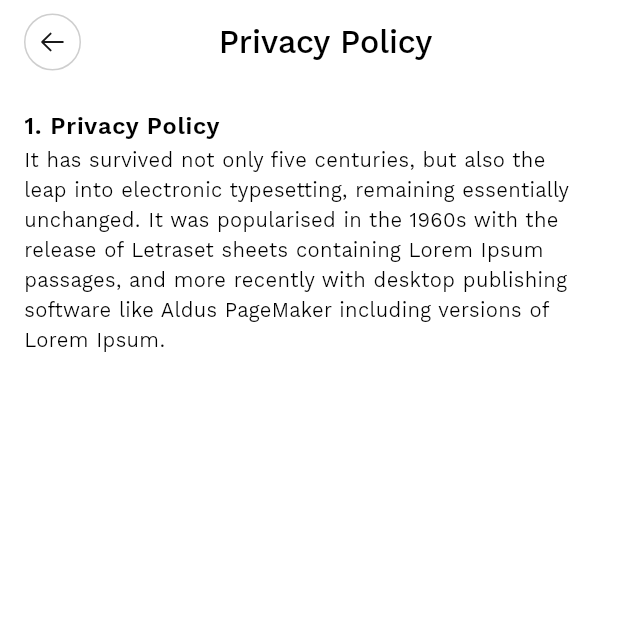
After one commit to chornthorn/zalada_flutter, a Flutter app: the PrivacyPolicyPage screen opened by its route, on a phone screen of 412 x 824 dp, the top half of it. The commit adds this screen. Run offline on Flutter 3.47's test engine with Material 3 defaults, Android fonts, the phone set to English and light mode, and no system bars; our stand-ins replace carousel_slider, flutter_svg, go_router, percent_indicator, phosphor_flutter, pin_code_fields; network calls fail.

Commit message:
Update profile page

```diff
--- /dev/null
+++ b/lib/modules/profile/presenter/privacy_policy_page.dart
@@ -0,0 +1,44 @@
+import 'package:flutter/material.dart';
+import 'package:zalada_flutter/shared/spacing/app_spacing.dart';
+import 'package:zalada_flutter/shared/widgets/custom_app_bar.dart';
+
+class PrivacyPolicyPage extends StatefulWidget {
+  const PrivacyPolicyPage({super.key});
+
+  static const routePath = '/privacy-policy-page';
+
+  @override
+  State<PrivacyPolicyPage> createState() => _PrivacyPolicyPageState();
+}
+
+class _PrivacyPolicyPageState extends State<PrivacyPolicyPage> {
+  @override
+  Widget build(BuildContext context) {
+    return Scaffold(
+      appBar: CustomAppBar(title: 'Privacy Policy'),
+      body: Padding(
+        padding: const EdgeInsets.symmetric(
+          horizontal: AppSpacing.lg,
+          vertical: 16.0,
+        ),
+        child: Column(
+          crossAxisAlignment: CrossAxisAlignment.start,
+          children: [
+            Text(
+              '1. Privacy Policy',
+              style: Theme.of(context).textTheme.bodyLarge!.copyWith(
+                    fontWeight: FontWeight.w600,
+                  ),
+            ),
+            Text(
+              "It has survived not only five centuries, but also the leap into electronic typesetting, remaining essentially unchanged. It was popularised in the 1960s with the release of Letraset sheets containing Lorem Ipsum passages, and more recently with desktop publishing software like Aldus PageMaker including versions of Lorem Ipsum.",
+              style: Theme.of(context).textTheme.bodyMedium!.copyWith(
+                    fontWeight: FontWeight.w400,
+                  ),
+            ),
+          ],
+        ),
+      ),
+    );
+  }
+}
--- a/lib/router/router_app.dart
+++ b/lib/router/router_app.dart
@@ -1,4 +1,5 @@
 import 'package:go_router/go_router.dart';
+import 'package:zalada_flutter/modules/authentication/change_password/page/change_password_page.dart';
 import 'package:zalada_flutter/modules/authentication/forget_password/page/forget_password_page.dart';
 import 'package:zalada_flutter/modules/authentication/login/pages/login_page.dart';
 import 'package:zalada_flutter/modules/authentication/new_password/page/new_password.dart';
@@ -10,9 +11,11 @@ import 'package:zalada_flutter/modules/orders/presenter/orders_page.dart';
 import 'package:zalada_flutter/modules/orders/presenter/payment_method_page.dart';
 import 'package:zalada_flutter/modules/orders/presenter/shipping_page.dart';
 import 'package:zalada_flutter/modules/product/presenter/product_detail_page.dart';
+import 'package:zalada_flutter/modules/profile/presenter/about_page.dart';
 import 'package:zalada_flutter/modules/profile/presenter/add_payment_page.dart';
 import 'package:zalada_flutter/modules/profile/presenter/edite_profile_page.dart';
 import 'package:zalada_flutter/modules/profile/presenter/payment_method.dart';
+import 'package:zalada_flutter/modules/profile/presenter/privacy_policy_page.dart';
 import 'package:zalada_flutter/modules/splash/splash_page.dart';
 
 class AppRouter {
@@ -82,6 +85,18 @@ class AppRouter {
         path: AddPaymentPage.routePath,
         builder: (context, state) => AddPaymentPage(),
       ),
+      GoRoute(
+        path: ChangePasswordPage.routePath,
+        builder: (context, state) => ChangePasswordPage(),
+      ),
+      GoRoute(
+        path: AboutPage.routePath,
+        builder: (context, state) => AboutPage(),
+      ),
+      GoRoute(
+        path: PrivacyPolicyPage.routePath,
+        builder: (context, state) => PrivacyPolicyPage(),
+      ),
     ],
   );
 }
--- a/pubspec.yaml
+++ b/pubspec.yaml
@@ -19,7 +19,7 @@ dependencies:
   pin_code_fields: ^8.0.1
   slide_countdown: ^1.5.2
   flutter_staggered_grid_view: ^0.7.0
-  google_maps_flutter: ^2.5.3
+#  google_maps_flutter: ^2.5.3
 
 dev_dependencies:
   flutter_test:
```
Also changed, not shown: lib/modules/authentication/change_password/page/change_password_page.dart (added, +114 -0 lines), lib/modules/profile/presenter/about_page.dart (added, +40 -0 lines), lib/modules/profile/presenter/profile_page.dart (+12 -12 lines), pubspec.lock, 3 other files.
